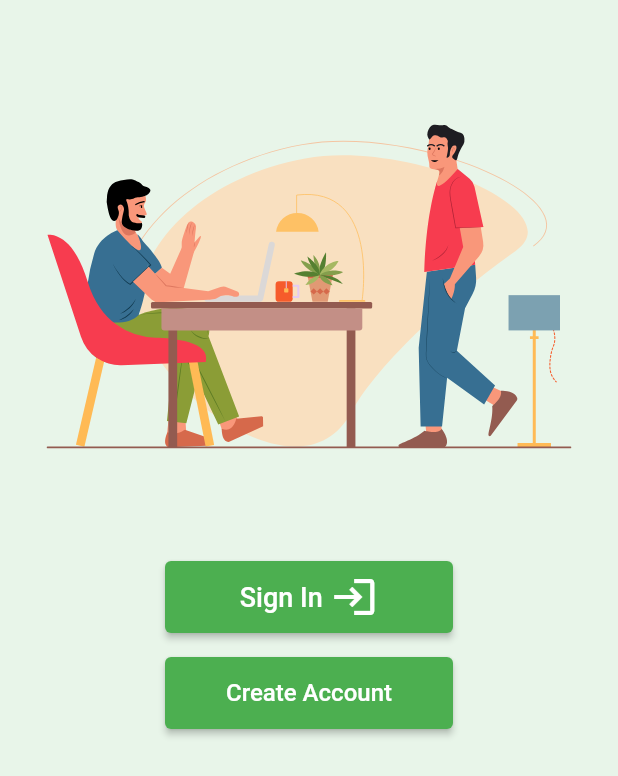
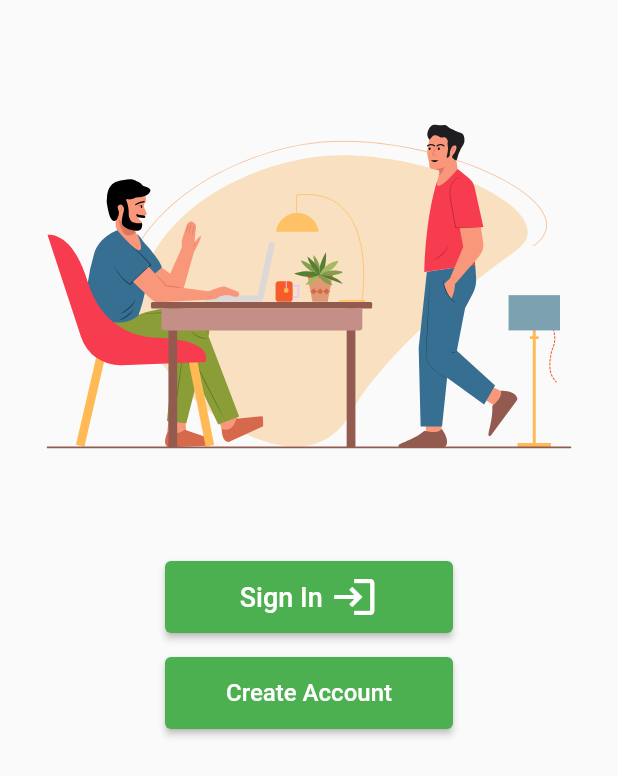
Before and after one commit to Digital-Queue/DigitalQueueAppOld, a Flutter app: the screen it shows after launch, on a phone screen of 412 x 824 dp. Shown: the top 776 px of the screen. Run offline on Flutter 3.47's test engine with Material 2 defaults, Android fonts, the phone set to English and light mode, and no system bars; our stand-ins replace flutter_svg.

Commit message:
fix(): make home stateless widget

```diff
--- a/lib/pages/home.dart
+++ b/lib/pages/home.dart
@@ -1,32 +1,14 @@
-import 'dart:ui';
-
 import 'package:digital_queue/pages/login.dart';
 import 'package:digital_queue/pages/register.dart';
 import 'package:flutter/material.dart';
 import 'package:flutter_svg/flutter_svg.dart';
 
-class MyHomePage extends StatefulWidget {
+class MyHomePage extends StatelessWidget {
   const MyHomePage({Key? key}) : super(key: key);
-
-  @override
-  State<MyHomePage> createState() => _MyHomePageState();
-}
-
-class _MyHomePageState extends State<MyHomePage> {
-  final String mainScreenImageFile = 'assets/main_screen.svg';
 
   @override
   Widget build(BuildContext context) {
     return Scaffold(
-      backgroundColor: Colors.green[50],
-      /*
-      appBar: AppBar(
-        title: const Text("Digital Queue"),
-        elevation: 5,
-        centerTitle: true,
-        toolbarHeight: 72,
-      ),
-      */
       body: SafeArea(
         child: Column(
           children: [
@@ -34,7 +16,7 @@ class _MyHomePageState extends State<MyHomePage> {
             // image
             Center(
               child: SizedBox(
-                child: SvgPicture.asset(mainScreenImageFile),
+                child: SvgPicture.asset('assets/main_screen.svg'),
                 width: 350,
                 height: 350,
               ),
```
